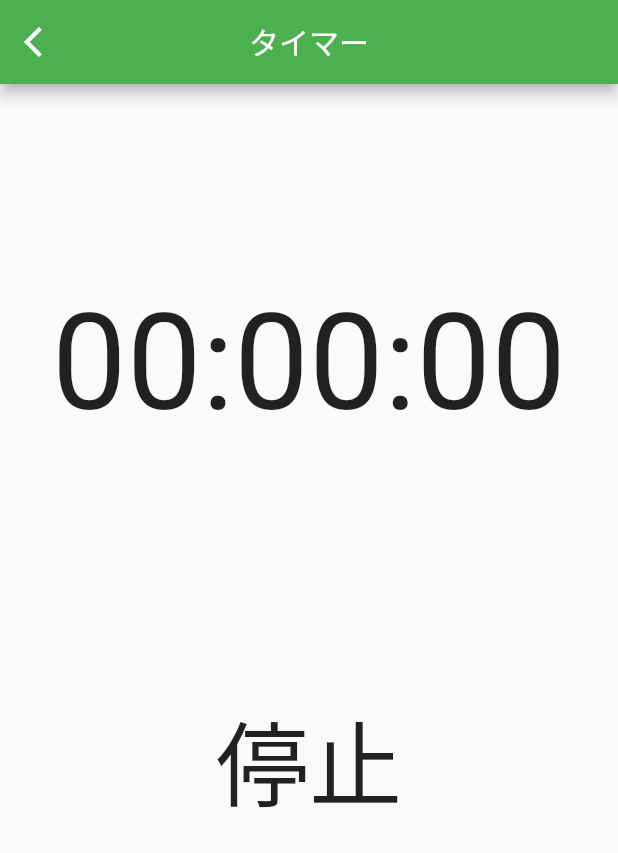
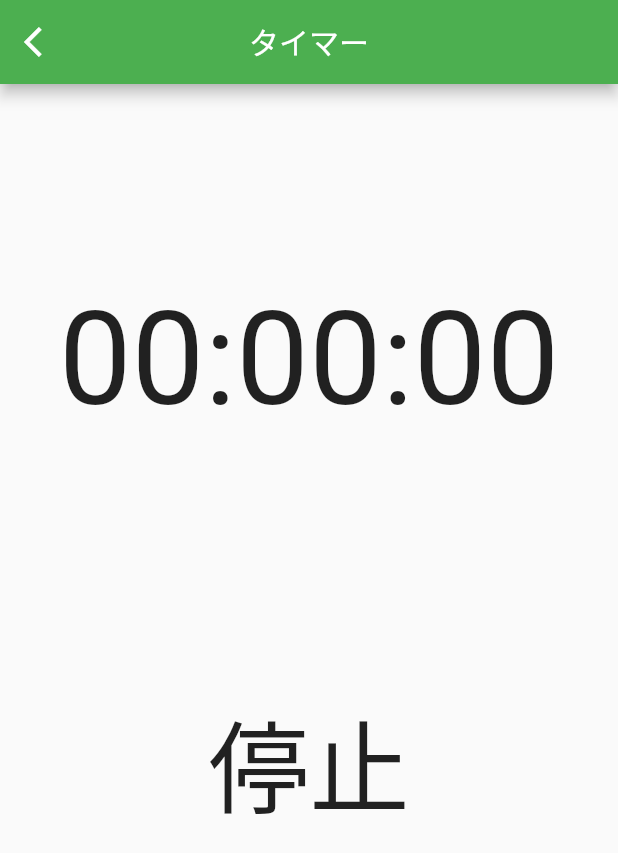
Before and after one commit to 198ai/doto_app, a Flutter app: the CountDown screen opened directly, on a phone screen of 412 x 824 dp. Shown: the top 853 px of the screen. Run offline on Flutter 3.47's test engine with Material 2 defaults, Android fonts, the phone set to English and light mode, and no system bars; our stand-ins replace charts_flutter, date_format, dio, flutter_local_notifications, flutter_screenutil, shared_preferences and 5 more; missing offline and left inert: flutter_ringtone_player, shake_animation_widget; accounts and stored records are empty.

Commit message:
文字サイズ変更

```diff
--- a/lib/pages/Countdown.dart
+++ b/lib/pages/Countdown.dart
@@ -296,11 +296,11 @@ class _CountdownState extends State<CountDown> {
           Column(
             children: [
               Container(
-                  margin: EdgeInsets.only(top: ScreenAdapter.height(150)),
+                  margin: EdgeInsets.only(top: ScreenAdapter.height(150),right:ScreenAdapter.width(10),left:ScreenAdapter.width(10),),
                   alignment: Alignment.topCenter,
                   child: Text(constructTime(seconds),
                       style: TextStyle(
-                          fontSize: ScreenAdapter.size(100),
+                          fontSize: ScreenAdapter.size(90),
                           color: Colors.black87))),
               Container(
                 margin: EdgeInsets.only(top: ScreenAdapter.height(180)),
```
Also changed, not shown: pubspec.lock (added).
